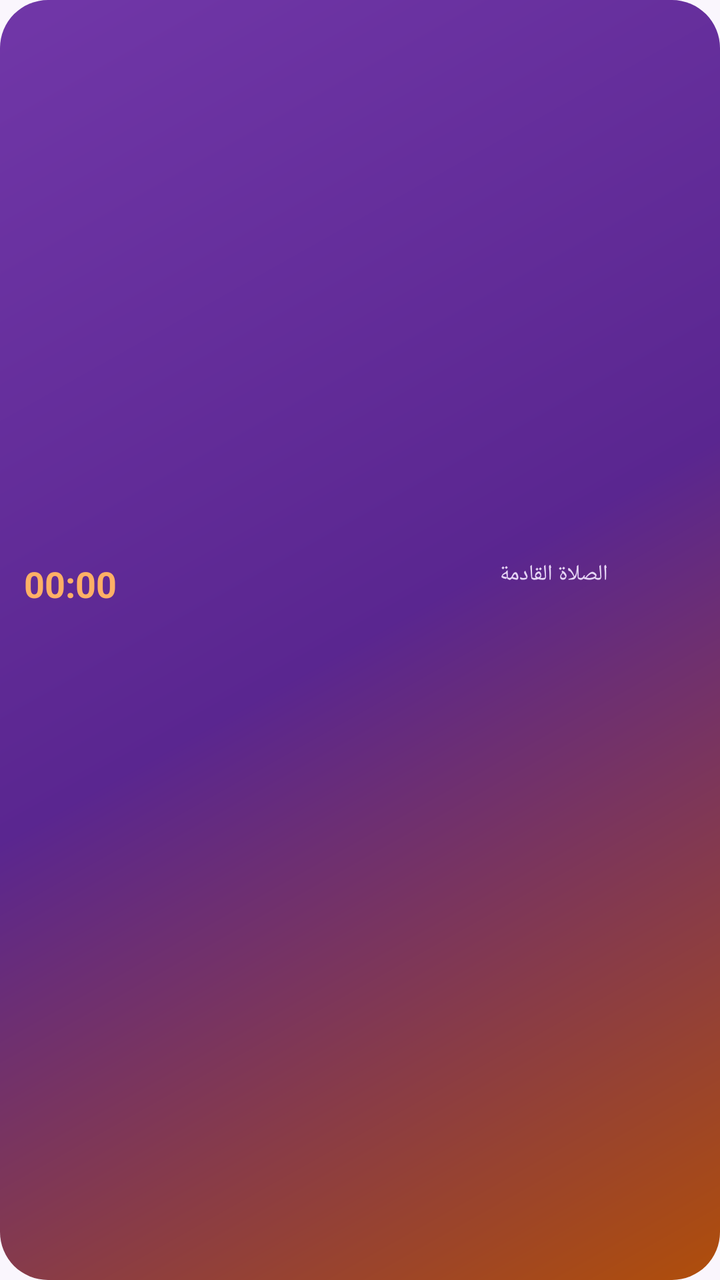
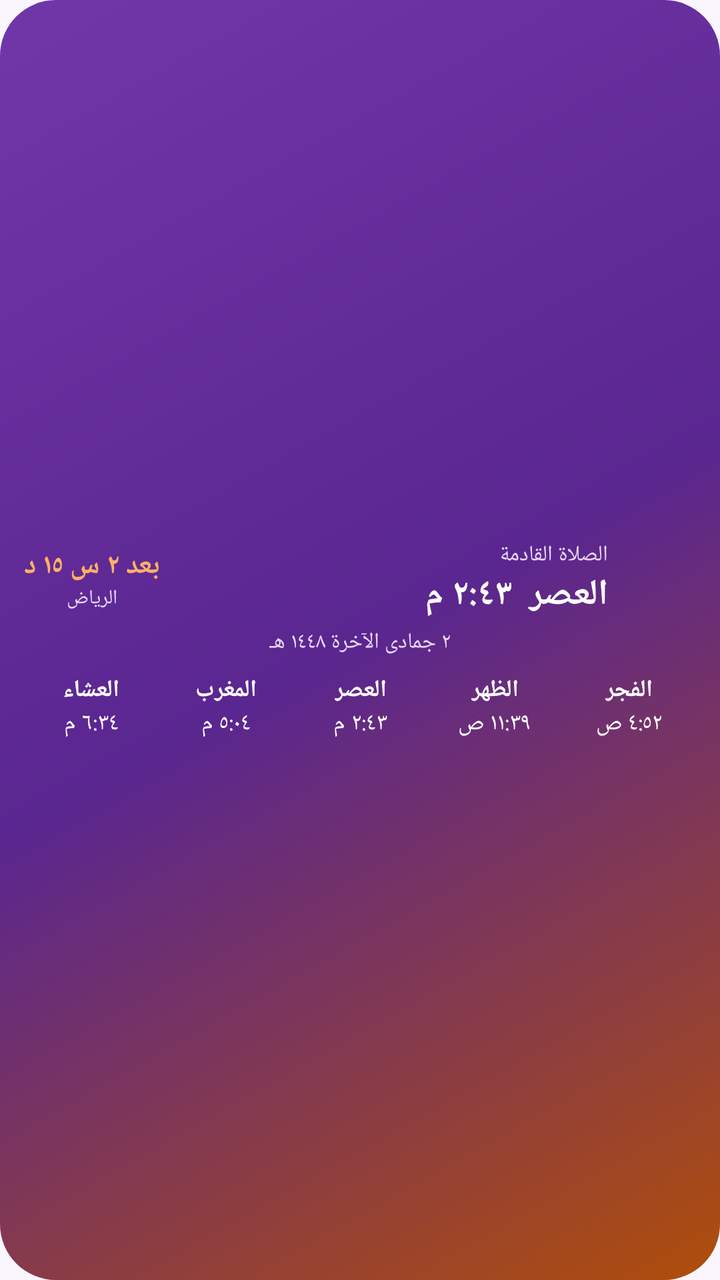

An Android layout rendered at two revisions. The XML below is the earlier revision; the diff shows what the commit changed to produce the second picture.
<!-- AndroidManifest.xml: application theme AppTheme -->
<!-- res/layout/widget_prayer.xml -->
<?xml version="1.0" encoding="utf-8"?>
<LinearLayout xmlns:android="http://schemas.android.com/apk/res/android"
    android:id="@+id/widget_root"
    android:layout_width="match_parent" android:layout_height="match_parent"
    android:orientation="vertical" android:gravity="center"
    android:layoutDirection="rtl"
    android:padding="12dp" android:background="@drawable/widget_bg">

    <LinearLayout android:layout_width="match_parent" android:layout_height="wrap_content" android:orientation="horizontal" android:gravity="center_vertical">
        <ImageView android:layout_width="34dp" android:layout_height="34dp" android:src="@mipmap/ic_launcher" android:contentDescription="ذَكِّرني" />
        <LinearLayout android:layout_width="0dp" android:layout_height="wrap_content" android:layout_weight="1" android:orientation="vertical" android:paddingStart="10dp" android:paddingEnd="6dp">
            <TextView android:layout_width="wrap_content" android:layout_height="wrap_content" android:text="الصلاة القادمة" android:textColor="#E6D6F5" android:textSize="11sp" />
            <TextView android:id="@+id/w_next" android:layout_width="wrap_content" android:layout_height="wrap_content" android:textColor="#FFFFFF" android:textSize="17sp" android:textStyle="bold" android:maxLines="1" />
        </LinearLayout>
        <LinearLayout android:layout_width="wrap_content" android:layout_height="wrap_content" android:orientation="vertical" android:gravity="center">
            <Chronometer android:id="@+id/w_cd" android:layout_width="wrap_content" android:layout_height="wrap_content" android:textColor="#FFB066" android:textSize="18sp" android:textStyle="bold" android:layoutDirection="ltr" />
            <TextView android:id="@+id/w_city" android:layout_width="wrap_content" android:layout_height="wrap_content" android:textColor="#E6D6F5" android:textSize="10sp" android:maxLines="1" />
        </LinearLayout>
    </LinearLayout>

    <LinearLayout android:layout_width="match_parent" android:layout_height="wrap_content" android:layout_marginTop="10dp" android:orientation="horizontal">
        <LinearLayout android:layout_width="0dp" android:layout_height="wrap_content" android:layout_weight="1" android:orientation="vertical" android:gravity="center">
            <TextView android:id="@+id/n0" android:layout_width="wrap_content" android:layout_height="wrap_content" android:textColor="#FFFFFF" android:textSize="12sp" android:textStyle="bold" android:maxLines="1" />
            <TextView android:id="@+id/t0" android:layout_width="wrap_content" android:layout_height="wrap_content" android:textColor="#FFFFFF" android:textSize="12sp" android:maxLines="1" />
        </LinearLayout>
        <LinearLayout android:layout_width="0dp" android:layout_height="wrap_content" android:layout_weight="1" android:orientation="vertical" android:gravity="center">
            <TextView android:id="@+id/n1" android:layout_width="wrap_content" android:layout_height="wrap_content" android:textColor="#FFFFFF" android:textSize="12sp" android:textStyle="bold" android:maxLines="1" />
            <TextView android:id="@+id/t1" android:layout_width="wrap_content" android:layout_height="wrap_content" android:textColor="#FFFFFF" android:textSize="12sp" android:maxLines="1" />
        </LinearLayout>
        <LinearLayout android:layout_width="0dp" android:layout_height="wrap_content" android:layout_weight="1" android:orientation="vertical" android:gravity="center">
            <TextView android:id="@+id/n2" android:layout_width="wrap_content" android:layout_height="wrap_content" android:textColor="#FFFFFF" android:textSize="12sp" android:textStyle="bold" android:maxLines="1" />
            <TextView android:id="@+id/t2" android:layout_width="wrap_content" android:layout_height="wrap_content" android:textColor="#FFFFFF" android:textSize="12sp" android:maxLines="1" />
        </LinearLayout>
        <LinearLayout android:layout_width="0dp" android:layout_height="wrap_content" android:layout_weight="1" android:orientation="vertical" android:gravity="center">
            <TextView android:id="@+id/n3" android:layout_width="wrap_content" android:layout_height="wrap_content" android:textColor="#FFFFFF" android:textSize="12sp" android:textStyle="bold" android:maxLines="1" />
            <TextView android:id="@+id/t3" android:layout_width="wrap_content" android:layout_height="wrap_content" android:textColor="#FFFFFF" android:textSize="12sp" android:maxLines="1" />
        </LinearLayout>
        <LinearLayout android:layout_width="0dp" android:layout_height="wrap_content" android:layout_weight="1" android:orientation="vertical" android:gravity="center">
            <TextView android:id="@+id/n4" android:layout_width="wrap_content" android:layout_height="wrap_content" android:textColor="#FFFFFF" android:textSize="12sp" android:textStyle="bold" android:maxLines="1" />
            <TextView android:id="@+id/t4" android:layout_width="wrap_content" android:layout_height="wrap_content" android:textColor="#FFFFFF" android:textSize="12sp" android:maxLines="1" />
        </LinearLayout>
    </LinearLayout>
</LinearLayout>
<!-- resources referenced by this layout -->
<resources>
  <!-- drawable widget_bg (drawable) -->
  <?xml version="1.0" encoding="utf-8"?>
  <shape xmlns:android="http://schemas.android.com/apk/res/android" android:shape="rectangle">
      <gradient android:angle="315" android:startColor="#7137A8" android:centerColor="#5A2690" android:endColor="#B04E0A" />
      <corners android:radius="24dp" />
  </shape>
  <!-- mipmap ic_launcher (mipmap-anydpi-v26) -->
  <?xml version="1.0" encoding="utf-8"?>
  <adaptive-icon xmlns:android="http://schemas.android.com/apk/res/android">
      <background android:drawable="@drawable/ic_bg" />
      <foreground android:drawable="@drawable/ic_fg" />
      <monochrome android:drawable="@drawable/ic_fg_mono" />
  </adaptive-icon>
  <style name="AppTheme" parent="@android:style/Theme.Material.Light.NoActionBar">
          <item name="android:windowBackground">@color/bg</item>
          <item name="android:statusBarColor">@color/bg</item>
          <item name="android:navigationBarColor">@color/bg</item>
          <item name="android:colorAccent">@color/orange</item>
          <item name="android:colorPrimary">@color/purple</item>
      </style>
  <!-- drawable ic_bg: png bitmap (drawable-nodpi, 100573 bytes) -->
  <!-- drawable ic_fg: png bitmap (drawable-nodpi, 25956 bytes) -->
  <!-- drawable ic_fg_mono: png bitmap (drawable-nodpi, 16390 bytes) -->
  <color name="bg">#FAF6FD</color>
  <color name="orange">#F28A32</color>
  <color name="purple">#7137A8</color>
</resources>

<!-- the commit's change to res/layout/widget_prayer.xml (unified diff, before → after) -->
@@ -1,43 +1,40 @@
 <?xml version="1.0" encoding="utf-8"?>
-<LinearLayout xmlns:android="http://schemas.android.com/apk/res/android"
-    android:id="@+id/widget_root"
-    android:layout_width="match_parent" android:layout_height="match_parent"
-    android:orientation="vertical" android:gravity="center"
-    android:layoutDirection="rtl"
-    android:padding="12dp" android:background="@drawable/widget_bg">
-
-    <LinearLayout android:layout_width="match_parent" android:layout_height="wrap_content" android:orientation="horizontal" android:gravity="center_vertical">
-        <ImageView android:layout_width="34dp" android:layout_height="34dp" android:src="@mipmap/ic_launcher" android:contentDescription="ذَكِّرني" />
-        <LinearLayout android:layout_width="0dp" android:layout_height="wrap_content" android:layout_weight="1" android:orientation="vertical" android:paddingStart="10dp" android:paddingEnd="6dp">
-            <TextView android:layout_width="wrap_content" android:layout_height="wrap_content" android:text="الصلاة القادمة" android:textColor="#E6D6F5" android:textSize="11sp" />
-            <TextView android:id="@+id/w_next" android:layout_width="wrap_content" android:layout_height="wrap_content" android:textColor="#FFFFFF" android:textSize="17sp" android:textStyle="bold" android:maxLines="1" />
+<FrameLayout xmlns:android="http://schemas.android.com/apk/res/android" android:id="@+id/widget_root" android:layout_width="match_parent" android:layout_height="match_parent" android:layoutDirection="rtl">
+    <ImageView android:id="@+id/wbg" android:layout_width="match_parent" android:layout_height="match_parent" android:scaleType="fitXY" android:src="@drawable/wbg_grad_2" android:contentDescription="@null" />
+    <LinearLayout android:layout_width="match_parent" android:layout_height="match_parent" android:orientation="vertical" android:gravity="center" android:padding="12dp">
+        <LinearLayout android:layout_width="match_parent" android:layout_height="wrap_content" android:orientation="horizontal" android:gravity="center_vertical">
+            <ImageView android:layout_width="34dp" android:layout_height="34dp" android:src="@mipmap/ic_launcher" android:contentDescription="@null" />
+            <LinearLayout android:layout_width="0dp" android:layout_height="wrap_content" android:layout_weight="1" android:orientation="vertical" android:paddingStart="10dp" android:paddingEnd="6dp">
+                <TextView android:id="@+id/w_label" android:layout_width="wrap_content" android:layout_height="wrap_content" android:text="الصلاة القادمة" android:textColor="#E6D6F5" android:textSize="11sp" android:maxLines="1" android:ellipsize="end"  />
+                <TextView android:id="@+id/w_next" android:layout_width="wrap_content" android:layout_height="wrap_content" android:text="العصر  ٢:٤٣ م" android:textColor="#FFFFFF" android:textSize="18sp" android:maxLines="1" android:ellipsize="end" android:textStyle="bold" />
+            </LinearLayout>
+            <LinearLayout android:layout_width="wrap_content" android:layout_height="wrap_content" android:orientation="vertical" android:gravity="center">
+                <TextView android:id="@+id/w_cd" android:layout_width="wrap_content" android:layout_height="wrap_content" android:text="بعد ٢ س ١٥ د" android:textColor="#FFB066" android:textSize="14sp" android:maxLines="1" android:ellipsize="end" android:textStyle="bold" />
+                <TextView android:id="@+id/w_city" android:layout_width="wrap_content" android:layout_height="wrap_content" android:text="الرياض" android:textColor="#E6D6F5" android:textSize="10sp" android:maxLines="1" android:ellipsize="end"  />
+            </LinearLayout>
         </LinearLayout>
-        <LinearLayout android:layout_width="wrap_content" android:layout_height="wrap_content" android:orientation="vertical" android:gravity="center">
-            <Chronometer android:id="@+id/w_cd" android:layout_width="wrap_content" android:layout_height="wrap_content" android:textColor="#FFB066" android:textSize="18sp" android:textStyle="bold" android:layoutDirection="ltr" />
-            <TextView android:id="@+id/w_city" android:layout_width="wrap_content" android:layout_height="wrap_content" android:textColor="#E6D6F5" android:textSize="10sp" android:maxLines="1" />
+        <TextView android:id="@+id/w_hijri" android:layout_width="wrap_content" android:layout_height="wrap_content" android:text="٢ جمادى الآخرة ١٤٤٨ هـ" android:textColor="#E6D6F5" android:textSize="11sp" android:maxLines="1" android:ellipsize="end"  android:layout_marginTop="4dp"/>
+        <LinearLayout android:layout_width="match_parent" android:layout_height="wrap_content" android:layout_marginTop="8dp" android:orientation="horizontal">
+            <LinearLayout android:layout_width="0dp" android:layout_height="wrap_content" android:layout_weight="1" android:orientation="vertical" android:gravity="center">
+                <TextView android:id="@+id/n0" android:layout_width="wrap_content" android:layout_height="wrap_content" android:text="الفجر" android:textColor="#FFFFFF" android:textSize="12sp" android:maxLines="1" android:ellipsize="end" android:textStyle="bold" />
+                <TextView android:id="@+id/t0" android:layout_width="wrap_content" android:layout_height="wrap_content" android:text="٤:٥٢ ص" android:textColor="#FFFFFF" android:textSize="12sp" android:maxLines="1" android:ellipsize="end"  />
+            </LinearLayout>
+            <LinearLayout android:layout_width="0dp" android:layout_height="wrap_content" android:layout_weight="1" android:orientation="vertical" android:gravity="center">
+                <TextView android:id="@+id/n1" android:layout_width="wrap_content" android:layout_height="wrap_content" android:text="الظهر" android:textColor="#FFFFFF" android:textSize="12sp" android:maxLines="1" android:ellipsize="end" android:textStyle="bold" />
+                <TextView android:id="@+id/t1" android:layout_width="wrap_content" android:layout_height="wrap_content" android:text="١١:٣٩ ص" android:textColor="#FFFFFF" android:textSize="12sp" android:maxLines="1" android:ellipsize="end"  />
+            </LinearLayout>
+            <LinearLayout android:layout_width="0dp" android:layout_height="wrap_content" android:layout_weight="1" android:orientation="vertical" android:gravity="center">
+                <TextView android:id="@+id/n2" android:layout_width="wrap_content" android:layout_height="wrap_content" android:text="العصر" android:textColor="#FFFFFF" android:textSize="12sp" android:maxLines="1" android:ellipsize="end" android:textStyle="bold" />
+                <TextView android:id="@+id/t2" android:layout_width="wrap_content" android:layout_height="wrap_content" android:text="٢:٤٣ م" android:textColor="#FFFFFF" android:textSize="12sp" android:maxLines="1" android:ellipsize="end"  />
+            </LinearLayout>
+            <LinearLayout android:layout_width="0dp" android:layout_height="wrap_content" android:layout_weight="1" android:orientation="vertical" android:gravity="center">
+                <TextView android:id="@+id/n3" android:layout_width="wrap_content" android:layout_height="wrap_content" android:text="المغرب" android:textColor="#FFFFFF" android:textSize="12sp" android:maxLines="1" android:ellipsize="end" android:textStyle="bold" />
+                <TextView android:id="@+id/t3" android:layout_width="wrap_content" android:layout_height="wrap_content" android:text="٥:٠٤ م" android:textColor="#FFFFFF" android:textSize="12sp" android:maxLines="1" android:ellipsize="end"  />
+            </LinearLayout>
+            <LinearLayout android:layout_width="0dp" android:layout_height="wrap_content" android:layout_weight="1" android:orientation="vertical" android:gravity="center">
+                <TextView android:id="@+id/n4" android:layout_width="wrap_content" android:layout_height="wrap_content" android:text="العشاء" android:textColor="#FFFFFF" android:textSize="12sp" android:maxLines="1" android:ellipsize="end" android:textStyle="bold" />
+                <TextView android:id="@+id/t4" android:layout_width="wrap_content" android:layout_height="wrap_content" android:text="٦:٣٤ م" android:textColor="#FFFFFF" android:textSize="12sp" android:maxLines="1" android:ellipsize="end"  />
+            </LinearLayout>
         </LinearLayout>
     </LinearLayout>
-
-    <LinearLayout android:layout_width="match_parent" android:layout_height="wrap_content" android:layout_marginTop="10dp" android:orientation="horizontal">
-        <LinearLayout android:layout_width="0dp" android:layout_height="wrap_content" android:layout_weight="1" android:orientation="vertical" android:gravity="center">
-            <TextView android:id="@+id/n0" android:layout_width="wrap_content" android:layout_height="wrap_content" android:textColor="#FFFFFF" android:textSize="12sp" android:textStyle="bold" android:maxLines="1" />
-            <TextView android:id="@+id/t0" android:layout_width="wrap_content" android:layout_height="wrap_content" android:textColor="#FFFFFF" android:textSize="12sp" android:maxLines="1" />
-        </LinearLayout>
-        <LinearLayout android:layout_width="0dp" android:layout_height="wrap_content" android:layout_weight="1" android:orientation="vertical" android:gravity="center">
-            <TextView android:id="@+id/n1" android:layout_width="wrap_content" android:layout_height="wrap_content" android:textColor="#FFFFFF" android:textSize="12sp" android:textStyle="bold" android:maxLines="1" />
-            <TextView android:id="@+id/t1" android:layout_width="wrap_content" android:layout_height="wrap_content" android:textColor="#FFFFFF" android:textSize="12sp" android:maxLines="1" />
-        </LinearLayout>
-        <LinearLayout android:layout_width="0dp" android:layout_height="wrap_content" android:layout_weight="1" android:orientation="vertical" android:gravity="center">
-            <TextView android:id="@+id/n2" android:layout_width="wrap_content" android:layout_height="wrap_content" android:textColor="#FFFFFF" android:textSize="12sp" android:textStyle="bold" android:maxLines="1" />
-            <TextView android:id="@+id/t2" android:layout_width="wrap_content" android:layout_height="wrap_content" android:textColor="#FFFFFF" android:textSize="12sp" android:maxLines="1" />
-        </LinearLayout>
-        <LinearLayout android:layout_width="0dp" android:layout_height="wrap_content" android:layout_weight="1" android:orientation="vertical" android:gravity="center">
-            <TextView android:id="@+id/n3" android:layout_width="wrap_content" android:layout_height="wrap_content" android:textColor="#FFFFFF" android:textSize="12sp" android:textStyle="bold" android:maxLines="1" />
-            <TextView android:id="@+id/t3" android:layout_width="wrap_content" android:layout_height="wrap_content" android:textColor="#FFFFFF" android:textSize="12sp" android:maxLines="1" />
-        </LinearLayout>
-        <LinearLayout android:layout_width="0dp" android:layout_height="wrap_content" android:layout_weight="1" android:orientation="vertical" android:gravity="center">
-            <TextView android:id="@+id/n4" android:layout_width="wrap_content" android:layout_height="wrap_content" android:textColor="#FFFFFF" android:textSize="12sp" android:textStyle="bold" android:maxLines="1" />
-            <TextView android:id="@+id/t4" android:layout_width="wrap_content" android:layout_height="wrap_content" android:textColor="#FFFFFF" android:textSize="12sp" android:maxLines="1" />
-        </LinearLayout>
-    </LinearLayout>
-</LinearLayout>
+</FrameLayout>
<!-- resource entries referenced after the edit -->
@@ -1,10 +1,10 @@
 <!-- resources referenced by this layout -->
 <resources>
-  <!-- drawable widget_bg (drawable) -->
+  <!-- drawable wbg_grad_2 (drawable) -->
   <?xml version="1.0" encoding="utf-8"?>
   <shape xmlns:android="http://schemas.android.com/apk/res/android" android:shape="rectangle">
       <gradient android:angle="315" android:startColor="#7137A8" android:centerColor="#5A2690" android:endColor="#B04E0A" />
-      <corners android:radius="24dp" />
+      <corners android:radius="28dp" />
   </shape>
   <!-- mipmap ic_launcher (mipmap-anydpi-v26) -->
   <?xml version="1.0" encoding="utf-8"?>
